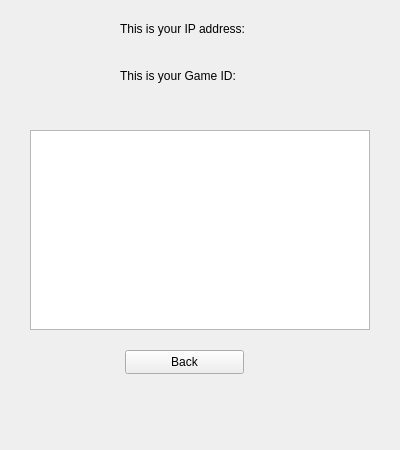
First picture: the form in UnoLite/hostgamepage.ui, repository HenkSlabber/REII313, before the edit.
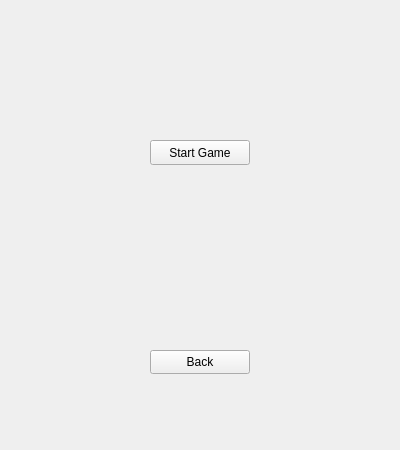
Second picture: the form after the edit.

What changed in the file:
```diff
--- a/UnoLite/hostgamepage.ui
+++ b/UnoLite/hostgamepage.ui
@@ -13,62 +13,12 @@
   <property name="windowTitle">
    <string>Form</string>
   </property>
-  <widget class="QWidget" name="verticalLayoutWidget">
-   <property name="geometry">
-    <rect>
-     <x>120</x>
-     <y>20</y>
-     <width>141</width>
-     <height>87</height>
-    </rect>
-   </property>
-   <layout class="QVBoxLayout" name="verticalLayout">
-    <item>
-     <widget class="QLabel" name="ThisisyourIPAddress">
-      <property name="text">
-       <string>This is your IP address: </string>
-      </property>
-     </widget>
-    </item>
-    <item>
-     <widget class="QLabel" name="HostIPAddress">
-      <property name="text">
-       <string/>
-      </property>
-     </widget>
-    </item>
-    <item>
-     <widget class="QLabel" name="Thisisyourgameid">
-      <property name="text">
-       <string>This is your Game ID:  </string>
-      </property>
-     </widget>
-    </item>
-    <item>
-     <widget class="QLabel" name="GameID">
-      <property name="text">
-       <string/>
-      </property>
-     </widget>
-    </item>
-   </layout>
-  </widget>
-  <widget class="QColumnView" name="ConnectedPlayersTable">
-   <property name="geometry">
-    <rect>
-     <x>30</x>
-     <y>130</y>
-     <width>340</width>
-     <height>200</height>
-    </rect>
-   </property>
-  </widget>
   <widget class="QPushButton" name="HostagamepageBackBtn">
    <property name="geometry">
     <rect>
-     <x>125</x>
+     <x>150</x>
      <y>350</y>
-     <width>119</width>
+     <width>100</width>
      <height>24</height>
     </rect>
    </property>
@@ -76,6 +26,35 @@
     <string>Back</string>
    </property>
   </widget>
+  <widget class="QPushButton" name="startMultiplayerGameBtn">
+   <property name="geometry">
+    <rect>
+     <x>150</x>
+     <y>140</y>
+     <width>100</width>
+     <height>25</height>
+    </rect>
+   </property>
+   <property name="text">
+    <string>Start Game</string>
+   </property>
+  </widget>
+  <widget class="QLabel" name="label">
+   <property name="enabled">
+    <bool>true</bool>
+   </property>
+   <property name="geometry">
+    <rect>
+     <x>160</x>
+     <y>230</y>
+     <width>63</width>
+     <height>20</height>
+    </rect>
+   </property>
+   <property name="text">
+    <string/>
+   </property>
+  </widget>
  </widget>
  <resources/>
  <connections/>
```
Left out of the diff: 2 changed lines with no effect on the pictures.
